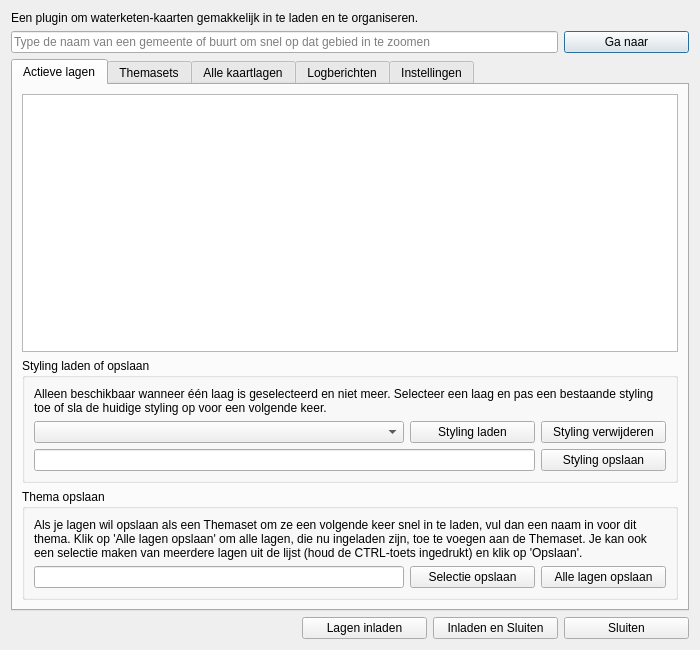
The window that nad_maps_dialog_base.ui (NAD-Dataplatform/NADmaps) describes before a commit, drawn with Qt 5.
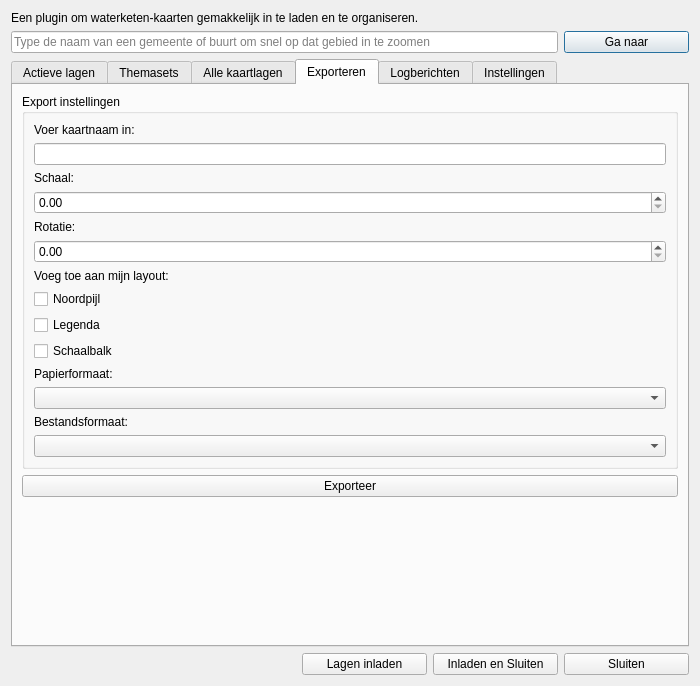
The same window after the commit.

```diff
--- a/nad_maps_dialog_base.ui
+++ b/nad_maps_dialog_base.ui
@@ -7,7 +7,7 @@
     <x>0</x>
     <y>0</y>
     <width>700</width>
-    <height>650</height>
+    <height>686</height>
    </rect>
   </property>
   <property name="sizePolicy">
@@ -93,7 +93,7 @@
       <enum>Qt::TabFocus</enum>
      </property>
      <property name="currentIndex">
-      <number>0</number>
+      <number>3</number>
      </property>
      <widget class="QWidget" name="active_tab">
       <attribute name="title">
@@ -519,6 +519,128 @@
        </item>
       </layout>
      </widget>
+     <widget class="QWidget" name="export_tab">
+      <attribute name="title">
+       <string>Exporteren</string>
+      </attribute>
+      <layout class="QVBoxLayout" name="verticalLayoutFile">
+       <item>
+        <widget class="QGroupBox" name="groupBoxExport">
+         <property name="title">
+          <string>Export instellingen</string>
+         </property>
+         <layout class="QVBoxLayout" name="verticalLayout_2">
+          <item>
+           <widget class="QLabel" name="labelMapName">
+            <property name="text">
+             <string>Voer kaartnaam in:</string>
+            </property>
+           </widget>
+          </item>
+          <item>
+           <layout class="QHBoxLayout" name="horizontalLayoutFile">
+            <item>
+             <widget class="QLineEdit" name="exportMapName"/>
+            </item>
+           </layout>
+          </item>
+          <item>
+           <widget class="QLabel" name="label_Schaal">
+            <property name="text">
+             <string>Schaal:</string>
+            </property>
+           </widget>
+          </item>
+          <item>
+           <widget class="QDoubleSpinBox" name="doubleSpinBoxSchaal"/>
+          </item>
+          <item>
+           <widget class="QLabel" name="label_Rotatie">
+            <property name="text">
+             <string>Rotatie:</string>
+            </property>
+           </widget>
+          </item>
+          <item>
+           <widget class="QDoubleSpinBox" name="doubleSpinBox_Rotatie"/>
+          </item>
+          <item>
+           <widget class="QLabel" name="label_AddToLayout">
+            <property name="text">
+             <string>Voeg toe aan mijn layout:</string>
+            </property>
+           </widget>
+          </item>
+          <item>
+           <widget class="QCheckBox" name="checkBox_Noordpijl">
+            <property name="text">
+             <string>Noordpijl</string>
+            </property>
+           </widget>
+          </item>
+          <item>
+           <widget class="QCheckBox" name="checkBox_Legenda">
+            <property name="text">
+             <string>Legenda</string>
+            </property>
+           </widget>
+          </item>
+          <item>
+           <widget class="QCheckBox" name="checkBox_Schaalbalk">
+            <property name="text">
+             <string>Schaalbalk</string>
+            </property>
+           </widget>
+          </item>
+          <item>
+           <widget class="QLabel" name="label_PapierFormaat">
+            <property name="text">
+             <string>Papierformaat:</string>
+            </property>
+           </widget>
+          </item>
+          <item>
+           <widget class="QComboBox" name="comboBox_PapierFormaat">
+            <property name="currentText">
+             <string extracomment="selecteer papierformaat..."/>
+            </property>
+           </widget>
+          </item>
+          <item>
+           <widget class="QLabel" name="label_BestandsFormaat">
+            <property name="text">
+             <string>Bestandsformaat:</string>
+            </property>
+           </widget>
+          </item>
+          <item>
+           <widget class="QComboBox" name="comboBox_BestandsFormaat"/>
+          </item>
+         </layout>
+        </widget>
+       </item>
+       <item>
+        <widget class="QPushButton" name="pushButton_ExporteerMap">
+         <property name="text">
+          <string>Exporteer</string>
+         </property>
+        </widget>
+       </item>
+       <item>
+        <spacer name="verticalSpacer">
+         <property name="orientation">
+          <enum>Qt::Vertical</enum>
+         </property>
+         <property name="sizeHint" stdset="0">
+          <size>
+           <width>20</width>
+           <height>40</height>
+          </size>
+         </property>
+        </spacer>
+       </item>
+      </layout>
+     </widget>
      <widget class="QWidget" name="log_tab">
       <attribute name="title">
        <string>Logberichten</string>
```
